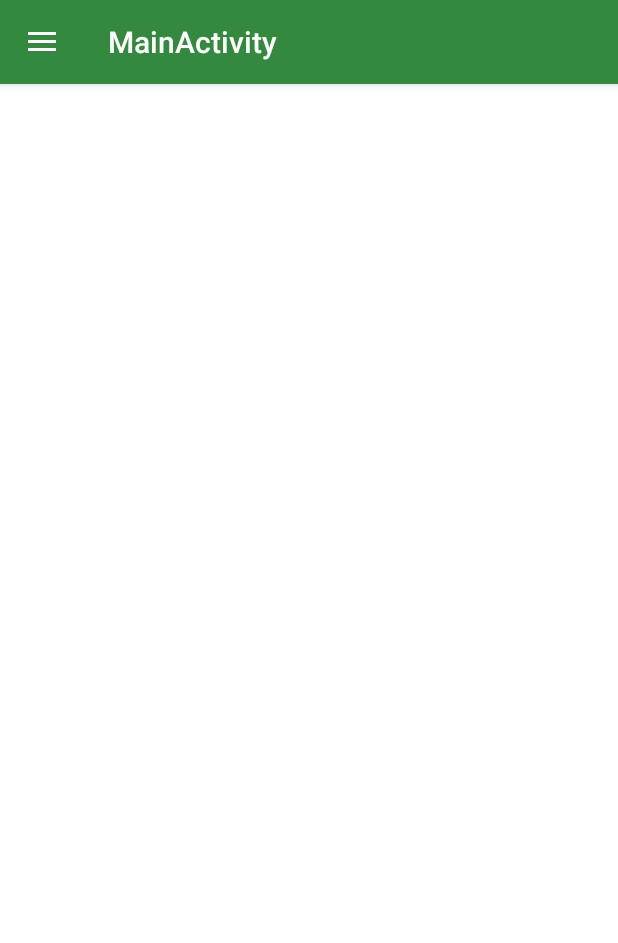
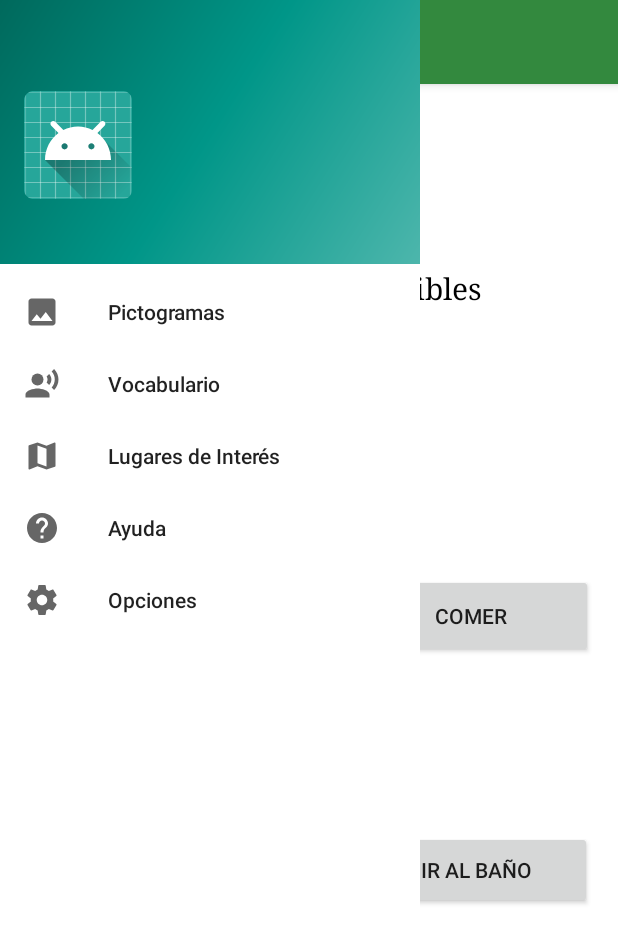
Before and after one commit to kornofilo/AutiYoda, an Android app: the screen it shows after launch once a user with an empty profile is signed in (MainActivity before the commit, PictogramsMenuActivity after it), on a phone screen of 412 x 824 dp. Shown: the top 943 px of the screen. Run offline under Robolectric (Android 15) with nearby library versions, the phone set to English and light mode, and no system bars; our stand-ins replace Firebase (no records; nobody signed in at launch, a user with empty details on screens opened directly).

Commit message:
Menú de Opciones - Sección Predeterminada

```diff
--- a/App/app/src/main/AndroidManifest.xml
+++ b/App/app/src/main/AndroidManifest.xml
@@ -65,7 +65,7 @@
         <activity android:name=".VocabularyMenuActivity" />
         <activity android:name=".VocabularyAnimalsActivity" />
         <activity android:name=".VocabularyColorsActivity" />
-        <activity android:name=".VocabularyFruitsActivity"></activity>
+        <activity android:name=".VocabularyFruitsActivity"/>
     </application>
 
 </manifest>
--- a/App/app/src/main/java/com/rialvik/autiyoda/LoginActivity.java
+++ b/App/app/src/main/java/com/rialvik/autiyoda/LoginActivity.java
@@ -57,6 +57,7 @@ public class LoginActivity extends AppCompatActivity implements LoaderCallbacks<
         //Verificamos el tema seleccionado por el usuario
         SharedPreferences pref = PreferenceManager.getDefaultSharedPreferences(this);
 
+
         boolean firstTime = pref.getBoolean("first_time", true);
         //Fragment de Bienvenida
         // Verificamos si el usuario ingresa a la aplicación por primera vez.
@@ -65,6 +66,8 @@ public class LoginActivity extends AppCompatActivity implements LoaderCallbacks<
             startActivity(new Intent(this, IntroductionActivity.class));
             finish();
         }
+
+
 
         boolean tema = pref.getBoolean("nightMode_switch", false);
         //Dependiendo del valor recuperado, se establece el tema para la activity.
@@ -101,10 +104,7 @@ public class LoginActivity extends AppCompatActivity implements LoaderCallbacks<
         // Verificamos si el usuario ya se encuentra logueado.
         FirebaseUser currentUser = mAuth.getCurrentUser();
         if (currentUser != null) {
-            // Si el usuario está logueado, lo trasladamos a la activity princial.
-            Intent itentMain = new Intent(this,MainActivity.class);
-            startActivity(itentMain);
-            finish();
+           getDefaultSection();
         }
     }
 
@@ -301,9 +301,7 @@ public class LoginActivity extends AppCompatActivity implements LoaderCallbacks<
                     @Override
                     public void onComplete(@NonNull Task<AuthResult> task) {
                         if (task.isSuccessful()) {
-                            Intent intent = new Intent(LoginActivity.this,MainActivity.class);
-                            finish();
-                            startActivity(intent);
+                            getDefaultSection();
                         }else {
                             try {
                                 throw task.getException();
@@ -358,4 +356,16 @@ public class LoginActivity extends AppCompatActivity implements LoaderCallbacks<
         AlertDialog dialogSuccesMSG = builder.create();
         dialogSuccesMSG.show();
     }
+
+    public void getDefaultSection(){
+        SharedPreferences pref = PreferenceManager.getDefaultSharedPreferences(this);
+        String defaultSection = pref.getString("default_section", "pic");
+        if (defaultSection.equals("pic")){
+            startActivity(new Intent(this, PictogramsMenuActivity.class));
+            finish();
+        } else{
+            startActivity(new Intent(this, VocabularyMenuActivity.class));
+            finish();
+        }
+    }
 }
--- a/App/app/src/main/java/com/rialvik/autiyoda/MainActivity.java
+++ b/App/app/src/main/java/com/rialvik/autiyoda/MainActivity.java
@@ -40,7 +40,12 @@ public class MainActivity extends AppCompatActivity
         }
 
         setContentView(R.layout.activity_main);
+        drawerInitialization();
 
+
+    }
+
+    public void drawerInitialization(){
         Toolbar toolbar = findViewById(R.id.toolbar);
         setSupportActionBar(toolbar);
 
--- a/App/app/src/main/res/layout/activity_pictograms_menu.xml
+++ b/App/app/src/main/res/layout/activity_pictograms_menu.xml
@@ -4,7 +4,23 @@
     xmlns:tools="http://schemas.android.com/tools"
     android:layout_width="match_parent"
     android:layout_height="match_parent"
+    android:fitsSystemWindows="true"
+    tools:openDrawer="start"
     tools:context=".PictogramsMenuActivity">
+
+    <include
+        layout="@layout/app_bar_main"
+        android:layout_width="match_parent"
+        android:layout_height="match_parent" />
+
+    <android.support.design.widget.NavigationView
+        android:id="@+id/nav_view"
+        android:layout_width="wrap_content"
+        android:layout_height="match_parent"
+        android:layout_gravity="start"
+        android:fitsSystemWindows="true"
+        app:headerLayout="@layout/nav_header_main"
+        app:menu="@menu/activity_main_drawer" />
 
     <TextView
         android:id="@+id/textView2"
--- a/App/app/src/main/res/xml/pref_general.xml
+++ b/App/app/src/main/res/xml/pref_general.xml
@@ -11,12 +11,12 @@
             android:summary="@string/pref_description_Night_mode"
             android:title="@string/pref_title_night_mode" />
 
-        <!-- Opción de Seleccionar País -->
+        <!-- Opción de Sección Predeterminada -->
         <ListPreference
             android:entries="@array/section_list_titles"
             android:entryValues="@array/section_list_values"
             android:icon="@drawable/ic_view_module_black_24dp"
-            android:key="mode"
+            android:key="default_section"
             android:negativeButtonText="@null"
             android:positiveButtonText="@null"
             android:title="@string/default_section_title"
```
Also changed, not shown: App/app/src/main/java/com/rialvik/autiyoda/SettingsFragment.java (+49 -4 lines), App/app/src/main/res/values/strings.xml (+15 -26 lines).
